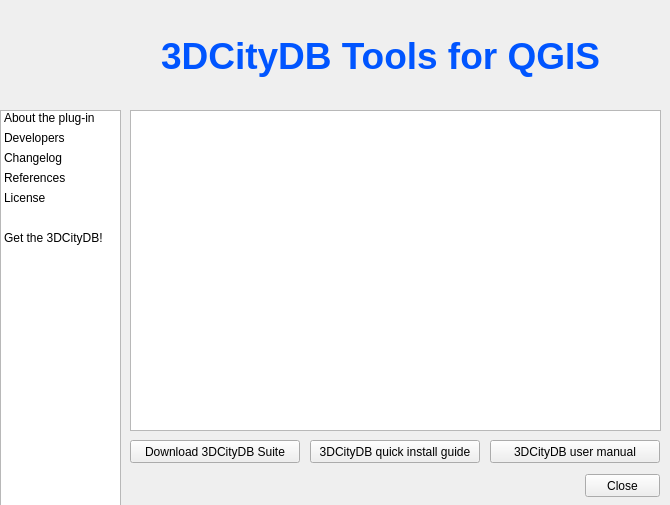
The window that gui_about/ui/about_dialog.ui (tudelft3d/3DCityDB-Tools-for-QGIS) describes before a commit, drawn with Qt 5.
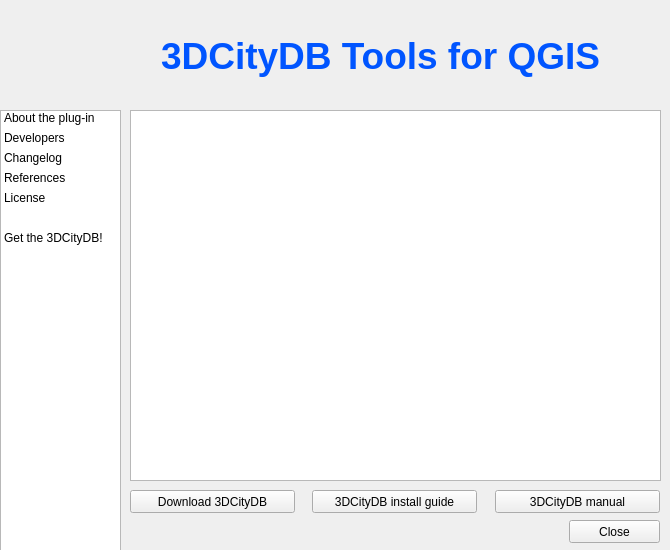
The same window after the commit. The open tabs and pages were chosen to show the change. Icons and pictures are not drawn.

Commit message: Update About Dialog

What changed in the file:
```diff
--- a/gui_about/ui/about_dialog.ui
+++ b/gui_about/ui/about_dialog.ui
@@ -7,7 +7,7 @@
     <x>0</x>
     <y>0</y>
     <width>670</width>
-    <height>505</height>
+    <height>550</height>
    </rect>
   </property>
   <property name="sizePolicy">
@@ -19,13 +19,13 @@
   <property name="minimumSize">
    <size>
     <width>670</width>
-    <height>505</height>
+    <height>550</height>
    </size>
   </property>
   <property name="maximumSize">
    <size>
     <width>670</width>
-    <height>505</height>
+    <height>550</height>
    </size>
   </property>
   <property name="windowTitle">
@@ -37,7 +37,7 @@
      <x>0</x>
      <y>110</y>
      <width>121</width>
-     <height>401</height>
+     <height>441</height>
     </rect>
    </property>
    <property name="font">
@@ -157,7 +157,7 @@
      <x>120</x>
      <y>100</y>
      <width>551</width>
-     <height>371</height>
+     <height>421</height>
     </rect>
    </property>
    <property name="frameShape">
@@ -345,7 +345,7 @@
        <x>10</x>
        <y>10</y>
        <width>531</width>
-       <height>321</height>
+       <height>371</height>
       </rect>
      </property>
      <property name="documentTitle">
@@ -375,14 +375,14 @@
      <property name="geometry">
       <rect>
        <x>10</x>
-       <y>340</y>
-       <width>170</width>
+       <y>390</y>
+       <width>165</width>
        <height>23</height>
       </rect>
      </property>
      <property name="minimumSize">
       <size>
-       <width>170</width>
+       <width>165</width>
        <height>23</height>
       </size>
      </property>
@@ -393,15 +393,15 @@
       </size>
      </property>
      <property name="text">
-      <string>Download 3DCityDB Suite</string>
+      <string>Download 3DCityDB</string>
      </property>
     </widget>
     <widget class="QPushButton" name="btn3DCityDBManual">
      <property name="geometry">
       <rect>
-       <x>370</x>
-       <y>340</y>
-       <width>170</width>
+       <x>375</x>
+       <y>390</y>
+       <width>165</width>
        <height>23</height>
       </rect>
      </property>
@@ -413,7 +413,7 @@
      </property>
      <property name="minimumSize">
       <size>
-       <width>170</width>
+       <width>165</width>
        <height>23</height>
       </size>
      </property>
@@ -424,15 +424,15 @@
       </size>
      </property>
      <property name="text">
-      <string>3DCityDB user manual</string>
+      <string>3DCityDB manual</string>
      </property>
     </widget>
     <widget class="QPushButton" name="btn3DCityDBInstall">
      <property name="geometry">
       <rect>
-       <x>190</x>
-       <y>340</y>
-       <width>170</width>
+       <x>192</x>
+       <y>390</y>
+       <width>165</width>
        <height>23</height>
       </rect>
      </property>
@@ -444,7 +444,7 @@
      </property>
      <property name="minimumSize">
       <size>
-       <width>170</width>
+       <width>165</width>
        <height>23</height>
       </size>
      </property>
@@ -455,7 +455,7 @@
       </size>
      </property>
      <property name="text">
-      <string>3DCityDB quick install guide</string>
+      <string>3DCityDB install guide</string>
      </property>
     </widget>
    </widget>
@@ -463,9 +463,9 @@
   <widget class="QPushButton" name="btnClose">
    <property name="geometry">
     <rect>
-     <x>585</x>
-     <y>474</y>
-     <width>75</width>
+     <x>569</x>
+     <y>520</y>
+     <width>91</width>
      <height>23</height>
     </rect>
    </property>
```
Left out of the diff: 16 changed lines with no effect on the pictures. The commit also changes 4 other files.
